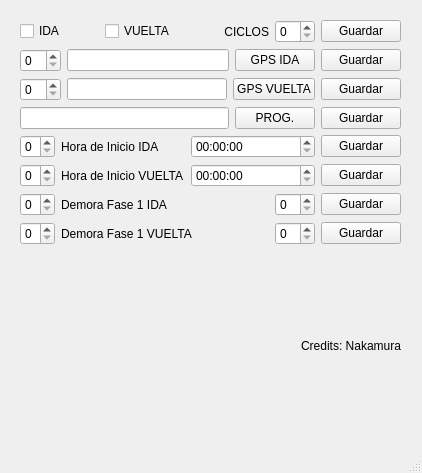
The window that interface/multi_tsd.ui (N4kamura/GREEN_WAVES) describes before a commit, drawn with Qt 5.
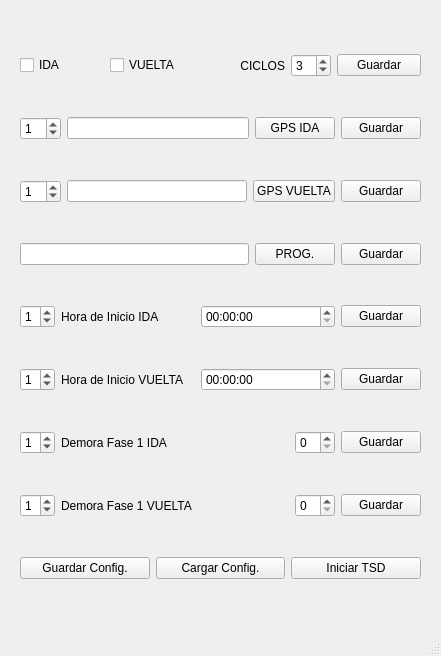
The same window after the commit.

Commit message: feat: :sparkles: Created new interface

What changed in the file:
```diff
--- a/interface/multi_tsd.ui
+++ b/interface/multi_tsd.ui
@@ -6,10 +6,22 @@
    <rect>
     <x>0</x>
     <y>0</y>
-    <width>422</width>
-    <height>473</height>
+    <width>441</width>
+    <height>656</height>
    </rect>
   </property>
+  <property name="minimumSize">
+   <size>
+    <width>432</width>
+    <height>656</height>
+   </size>
+  </property>
+  <property name="sizeIncrement">
+   <size>
+    <width>432</width>
+    <height>656</height>
+   </size>
+  </property>
   <property name="windowTitle">
    <string>Multi TSD</string>
   </property>
@@ -19,8 +31,8 @@
      <rect>
       <x>20</x>
       <y>20</y>
-      <width>381</width>
-      <height>421</height>
+      <width>401</width>
+      <height>601</height>
      </rect>
     </property>
     <layout class="QVBoxLayout" name="verticalLayout">
@@ -61,6 +73,9 @@
            <height>16777215</height>
           </size>
          </property>
+         <property name="value">
+          <number>3</number>
+         </property>
         </widget>
        </item>
        <item>
@@ -75,7 +90,11 @@
      <item>
       <layout class="QHBoxLayout" name="horizontalLayout_2">
        <item>
-        <widget class="QSpinBox" name="gps_ida_spinBox"/>
+        <widget class="QSpinBox" name="gps_ida_spinBox">
+         <property name="value">
+          <number>1</number>
+         </property>
+        </widget>
        </item>
        <item>
         <widget class="QLineEdit" name="gps_ida_lineEdit"/>
@@ -99,7 +118,11 @@
      <item>
       <layout class="QHBoxLayout" name="horizontalLayout_3">
        <item>
-        <widget class="QSpinBox" name="gps_vuelta_spinBox"/>
+        <widget class="QSpinBox" name="gps_vuelta_spinBox">
+         <property name="value">
+          <number>1</number>
+         </property>
+        </widget>
        </item>
        <item>
         <widget class="QLineEdit" name="gps_vuelta_lineEdit"/>
@@ -151,6 +174,9 @@
            <height>16777215</height>
           </size>
          </property>
+         <property name="value">
+          <number>1</number>
+         </property>
         </widget>
        </item>
        <item>
@@ -192,6 +218,9 @@
            <height>16777215</height>
           </size>
          </property>
+         <property name="value">
+          <number>1</number>
+         </property>
         </widget>
        </item>
        <item>
@@ -233,6 +262,9 @@
            <height>16777215</height>
           </size>
          </property>
+         <property name="value">
+          <number>1</number>
+         </property>
         </widget>
        </item>
        <item>
@@ -250,6 +282,9 @@
            <height>16777215</height>
           </size>
          </property>
+         <property name="maximum">
+          <number>500</number>
+         </property>
         </widget>
        </item>
        <item>
@@ -283,6 +318,9 @@
            <height>16777215</height>
           </size>
          </property>
+         <property name="value">
+          <number>1</number>
+         </property>
         </widget>
        </item>
        <item>
@@ -300,6 +338,9 @@
            <height>16777215</height>
           </size>
          </property>
+         <property name="maximum">
+          <number>500</number>
+         </property>
         </widget>
        </item>
        <item>
@@ -318,14 +359,29 @@
       </layout>
      </item>
      <item>
-      <widget class="QLabel" name="label_3">
-       <property name="text">
-        <string>Credits: Nakamura</string>
-       </property>
-       <property name="alignment">
-        <set>Qt::AlignRight|Qt::AlignTrailing|Qt::AlignVCenter</set>
-       </property>
-      </widget>
+      <layout class="QHBoxLayout" name="horizontalLayout_9">
+       <item>
+        <widget class="QPushButton" name="general_config_save_Button">
+         <property name="text">
+          <string>Guardar Config.</string>
+         </property>
+        </widget>
+       </item>
+       <item>
+        <widget class="QPushButton" name="general_config_load_Button">
+         <property name="text">
+          <string>Cargar Config.</string>
+         </property>
+        </widget>
+       </item>
+       <item>
+        <widget class="QPushButton" name="general_start_Button">
+         <property name="text">
+          <string>Iniciar TSD</string>
+         </property>
+        </widget>
+       </item>
+      </layout>
      </item>
     </layout>
    </widget>
```
The commit also changes 2 other files.
